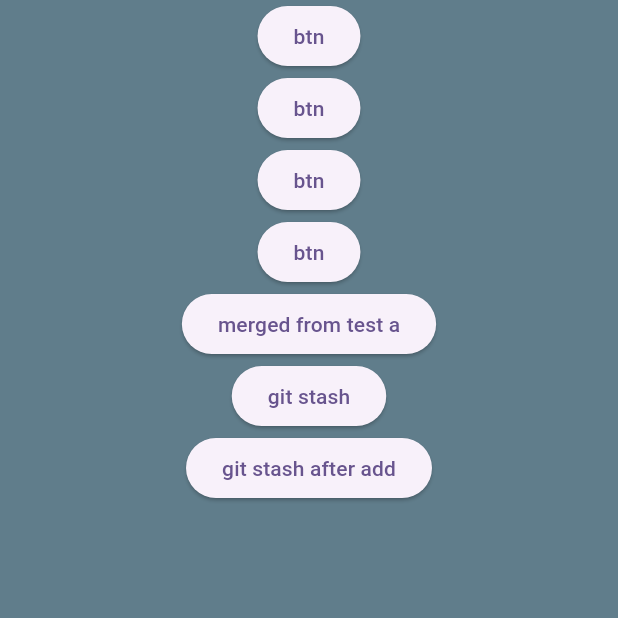
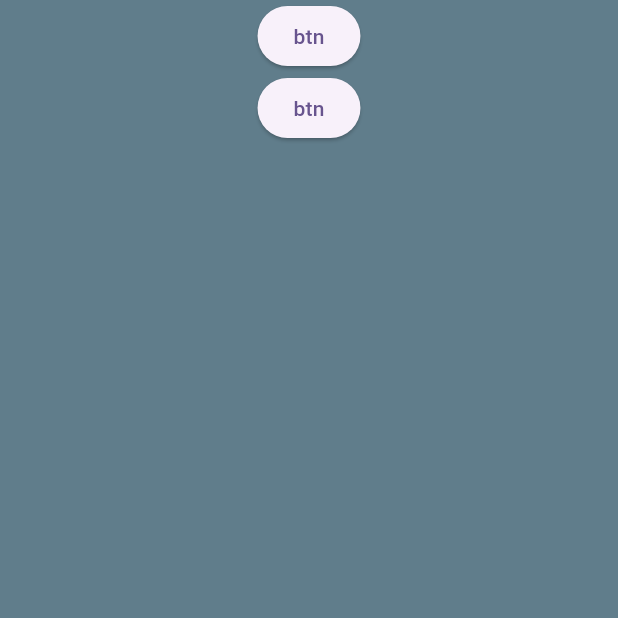
Before and after one commit to mosayeb-masoumi/test-git, a Flutter app: the screen it shows after launch, on a phone screen of 412 x 824 dp, the top half of it. Run offline on Flutter 3.47's test engine with Material 3 defaults, Android fonts, the phone set to English and light mode, and no system bars.

Commit message:
originam develop

```diff
--- a/lib/home_page.dart
+++ b/lib/home_page.dart
@@ -26,18 +26,8 @@ class _HomePageState extends State<HomePage> {
           children: [
             ElevatedButton(onPressed: (){}, child: Text("btn")),
             ElevatedButton(onPressed: (){}, child: Text("btn")),
-            ElevatedButton(onPressed: (){}, child: Text("btn")),
             //space
-            ElevatedButton(onPressed: (){}, child: Text("btn")),
             //space
-
-            ElevatedButton(onPressed: (){}, child: Text("merged from test a")),
-
-
-            ElevatedButton(onPressed: (){}, child: Text("git stash")),
-            ElevatedButton(onPressed: (){}, child: Text("git stash after add")),
-
-
           ],
 
         ),
```
